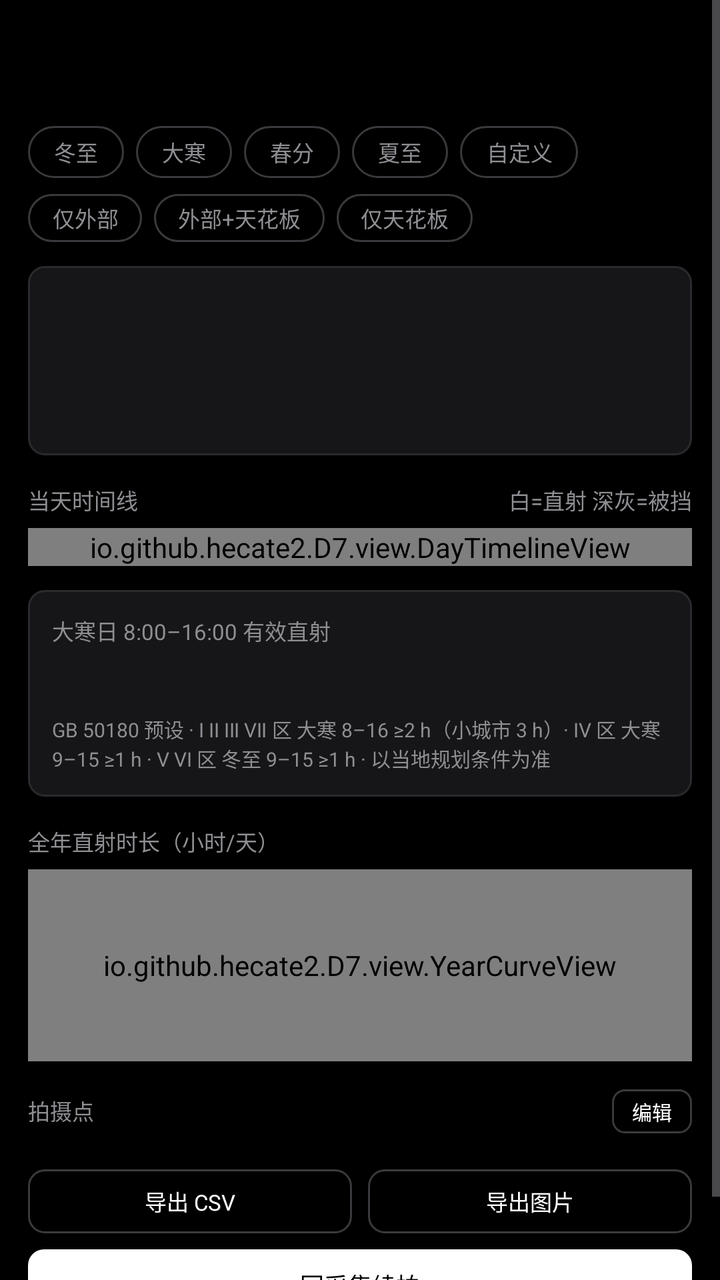
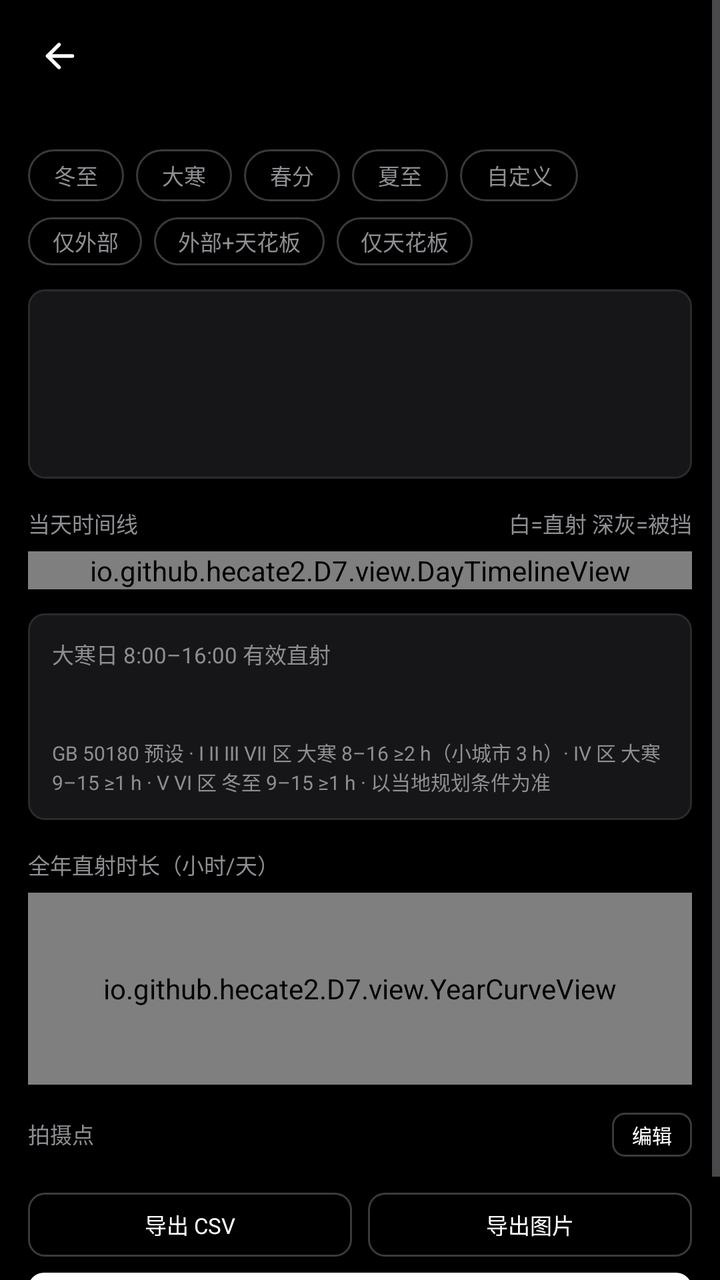

The first picture is an Android layout as it rendered before a commit; the second is the same layout after the commit. The layout source and the unified diff follow.
<!-- AndroidManifest.xml: application theme Theme.D7 -->
<!-- res/layout/activity_result.xml -->
<?xml version="1.0" encoding="utf-8"?>
<ScrollView xmlns:android="http://schemas.android.com/apk/res/android"
    android:layout_width="match_parent"
    android:layout_height="match_parent"
    android:background="@color/ink"
    android:fillViewport="true"
    android:fitsSystemWindows="true">

    <LinearLayout
        android:layout_width="match_parent"
        android:layout_height="wrap_content"
        android:orientation="vertical"
        android:paddingStart="14dp"
        android:paddingTop="12dp"
        android:paddingEnd="14dp"
        android:paddingBottom="24dp">

        <TextView
            android:id="@+id/titleResult"
            android:layout_width="match_parent"
            android:layout_height="wrap_content"
            android:ellipsize="end"
            android:maxLines="1"
            android:textColor="@color/paper"
            android:textSize="15sp"
            android:textStyle="bold" />

        <TextView
            android:id="@+id/resultMeta"
            android:layout_width="match_parent"
            android:layout_height="wrap_content"
            android:layout_marginTop="4dp"
            android:textColor="@color/smoke"
            android:textSize="11sp" />

        

        <HorizontalScrollView
            android:layout_width="match_parent"
            android:layout_height="wrap_content"
            android:layout_marginTop="12dp"
            android:scrollbars="none">

            <LinearLayout
                android:layout_width="wrap_content"
                android:layout_height="wrap_content"
                android:orientation="horizontal">

                <TextView
                    android:id="@+id/pillWinter"
                    style="@style/ResultPill"
                    android:text="@string/result_pill_winter" />

                <TextView
                    android:id="@+id/pillDahan"
                    style="@style/ResultPill"
                    android:text="@string/result_pill_dahan" />

                <TextView
                    android:id="@+id/pillEquinox"
                    style="@style/ResultPill"
                    android:text="@string/result_pill_equinox" />

                <TextView
                    android:id="@+id/pillSummer"
                    style="@style/ResultPill"
                    android:text="@string/result_pill_summer" />

                <TextView
                    android:id="@+id/pillCustom"
                    style="@style/ResultPill"
                    android:text="@string/result_pill_custom" />
            </LinearLayout>
        </HorizontalScrollView>

        <HorizontalScrollView
            android:layout_width="match_parent"
            android:layout_height="wrap_content"
            android:layout_marginTop="8dp"
            android:scrollbars="none">

            <LinearLayout
                android:layout_width="wrap_content"
                android:layout_height="wrap_content"
                android:orientation="horizontal">

                <TextView
                    android:id="@+id/chipExternalOnly"
                    style="@style/ResultChip"
                    android:text="@string/result_mode_external" />

                <TextView
                    android:id="@+id/chipBoth"
                    style="@style/ResultChip"
                    android:text="@string/result_mode_both" />

                <TextView
                    android:id="@+id/chipCeilingOnly"
                    style="@style/ResultChip"
                    android:text="@string/result_mode_ceiling" />
            </LinearLayout>
        </HorizontalScrollView>

        <LinearLayout
            android:layout_width="match_parent"
            android:layout_height="wrap_content"
            android:layout_marginTop="12dp"
            android:background="@drawable/bg_card"
            android:orientation="vertical"
            android:padding="12dp">

            <TextView
                android:id="@+id/mainLabel"
                android:layout_width="match_parent"
                android:layout_height="wrap_content"
                android:textColor="@color/smoke"
                android:textSize="11sp" />

            <LinearLayout
                android:layout_width="match_parent"
                android:layout_height="wrap_content"
                android:layout_marginTop="6dp"
                android:gravity="bottom"
                android:orientation="horizontal">

                <TextView
                    android:id="@+id/mainValue"
                    android:layout_width="wrap_content"
                    android:layout_height="wrap_content"
                    android:textColor="@color/paper"
                    android:textSize="22sp"
                    android:textStyle="bold" />

                <TextView
                    android:id="@+id/gapNote"
                    android:layout_width="wrap_content"
                    android:layout_height="wrap_content"
                    android:layout_marginStart="10dp"
                    android:layout_marginBottom="3dp"
                    android:text="@string/result_gap_note"
                    android:textColor="@color/moon"
                    android:textSize="11sp"
                    android:visibility="gone" />
            </LinearLayout>

            <TextView
                android:id="@+id/sunLine"
                android:layout_width="match_parent"
                android:layout_height="wrap_content"
                android:layout_marginTop="6dp"
                android:textColor="@color/smoke"
                android:textSize="11sp" />

            <TextView
                android:id="@+id/coverageNote"
                android:layout_width="match_parent"
                android:layout_height="wrap_content"
                android:layout_marginTop="6dp"
                android:textSize="11sp"
                android:visibility="gone" />
        </LinearLayout>
        <LinearLayout
            android:layout_width="match_parent"
            android:layout_height="wrap_content"
            android:layout_marginTop="14dp"
            android:orientation="horizontal">

            <TextView
                android:layout_width="0dp"
                android:layout_height="wrap_content"
                android:layout_weight="1"
                android:text="@string/result_timeline"
                android:textColor="@color/smoke"
                android:textSize="11sp" />

            <TextView
                android:layout_width="wrap_content"
                android:layout_height="wrap_content"
                android:text="@string/result_timeline_legend"
                android:textColor="@color/smoke"
                android:textSize="11sp" />
        </LinearLayout>

        <io.github.hecate2.D7.view.DayTimelineView
            android:id="@+id/dayTimeline"
            android:layout_width="match_parent"
            android:layout_height="wrap_content"
            android:layout_marginTop="6dp" />

        <LinearLayout
            android:layout_width="match_parent"
            android:layout_height="wrap_content"
            android:layout_marginTop="12dp"
            android:background="@drawable/bg_card"
            android:orientation="vertical"
            android:padding="12dp">

            <TextView
                android:layout_width="match_parent"
                android:layout_height="wrap_content"
                android:text="@string/result_gb_label"
                android:textColor="@color/smoke"
                android:textSize="11sp" />

            <LinearLayout
                android:layout_width="match_parent"
                android:layout_height="wrap_content"
                android:layout_marginTop="6dp"
                android:gravity="bottom"
                android:orientation="horizontal">

                <TextView
                    android:id="@+id/gbValue"
                    android:layout_width="wrap_content"
                    android:layout_height="wrap_content"
                    android:textColor="@color/paper"
                    android:textSize="16sp"
                    android:textStyle="bold" />
            </LinearLayout>

            <TextView
                android:id="@+id/gbHint"
                android:layout_width="match_parent"
                android:layout_height="wrap_content"
                android:layout_marginTop="6dp"
                android:text="@string/result_gb_hint"
                android:textColor="@color/smoke"
                android:textSize="10sp" />
        </LinearLayout>

        <TextView
            android:layout_width="match_parent"
            android:layout_height="wrap_content"
            android:layout_marginTop="14dp"
            android:text="@string/result_year_label"
            android:textColor="@color/smoke"
            android:textSize="11sp" />

        <io.github.hecate2.D7.view.YearCurveView
            android:id="@+id/yearCurve"
            android:layout_width="match_parent"
            android:layout_height="96dp"
            android:layout_marginTop="6dp" />

        <LinearLayout
            android:layout_width="match_parent"
            android:layout_height="wrap_content"
            android:layout_marginTop="14dp"
            android:orientation="horizontal">

            <TextView
                android:layout_width="0dp"
                android:layout_height="wrap_content"
                android:layout_weight="1"
                android:text="@string/result_points"
                android:textColor="@color/smoke"
                android:textSize="11sp" />

            <TextView
                android:id="@+id/pointsCount"
                android:layout_width="wrap_content"
                android:layout_height="wrap_content"
                android:textColor="@color/smoke"
                android:textSize="11sp" />

            <TextView
                android:id="@+id/editPoints"
                android:layout_width="wrap_content"
                android:layout_height="22dp"
                android:layout_marginStart="10dp"
                android:background="@drawable/bg_button_tiny"
                android:gravity="center"
                android:paddingStart="10dp"
                android:paddingEnd="10dp"
                android:text="@string/result_edit_points"
                android:textColor="@color/paper"
                android:textSize="10sp" />
        </LinearLayout>

        <LinearLayout
            android:id="@+id/pointList"
            android:layout_width="match_parent"
            android:layout_height="wrap_content"
            android:layout_marginTop="4dp"
            android:orientation="vertical" />

        <LinearLayout
            android:layout_width="match_parent"
            android:layout_height="wrap_content"
            android:layout_marginTop="14dp"
            android:orientation="horizontal">

            <TextView
                android:id="@+id/exportCsvButton"
                android:layout_width="0dp"
                android:layout_height="32dp"
                android:layout_weight="1"
                android:background="@drawable/bg_button_outline"
                android:clickable="true"
                android:focusable="true"
                android:gravity="center"
                android:text="@string/result_export_csv"
                android:textColor="@color/paper"
                android:textSize="11sp" />

            <TextView
                android:id="@+id/exportImageButton"
                android:layout_width="0dp"
                android:layout_height="32dp"
                android:layout_marginStart="8dp"
                android:layout_weight="1"
                android:background="@drawable/bg_button_outline"
                android:clickable="true"
                android:focusable="true"
                android:gravity="center"
                android:text="@string/result_export_image"
                android:textColor="@color/paper"
                android:textSize="11sp" />
        </LinearLayout>

        <TextView
            android:id="@+id/captureAgainButton"
            android:layout_width="match_parent"
            android:layout_height="36dp"
            android:layout_marginTop="8dp"
            android:background="@drawable/bg_button_light"
            android:clickable="true"
            android:focusable="true"
            android:gravity="center"
            android:text="@string/result_go_capture"
            android:textColor="@color/ink"
            android:textSize="12sp" />

    </LinearLayout>
</ScrollView>
<!-- resources referenced by this layout -->
<resources>
  <color name="ink">#FF000000</color>
  <color name="moon">#FFCAC2D1</color>
  <color name="paper">#FFFFFFFF</color>
  <color name="smoke">#FF8E8E93</color>
  <!-- drawable bg_button_light (drawable) -->
  <?xml version="1.0" encoding="utf-8"?>
  <shape xmlns:android="http://schemas.android.com/apk/res/android"
      android:shape="rectangle">
      <corners android:radius="8dp" />
      <solid android:color="@color/paper" />
  </shape>
  <!-- drawable bg_button_outline (drawable) -->
  <?xml version="1.0" encoding="utf-8"?>
  <shape xmlns:android="http://schemas.android.com/apk/res/android"
      android:shape="rectangle">
      <corners android:radius="8dp" />
      <stroke
          android:width="1dp"
          android:color="@color/stroke2" />
  </shape>
  <!-- drawable bg_button_tiny (drawable) -->
  <?xml version="1.0" encoding="utf-8"?>
  <shape xmlns:android="http://schemas.android.com/apk/res/android"
      android:shape="rectangle">
      <corners android:radius="6dp" />
      <stroke
          android:width="1dp"
          android:color="@color/stroke2" />
  </shape>
  <!-- drawable bg_card (drawable) -->
  <?xml version="1.0" encoding="utf-8"?>
  <shape xmlns:android="http://schemas.android.com/apk/res/android"
      android:shape="rectangle">
      <corners android:radius="8dp" />
      <solid android:color="@color/card" />
      <stroke
          android:width="1dp"
          android:color="#2A2A2E" />
  </shape>
  <string name="result_edit_points">编辑</string>
  <string name="result_export_csv">导出 CSV</string>
  <string name="result_export_image">导出图片</string>
  <string name="result_gap_note">全部来自空隙</string>
  <string name="result_gb_hint">GB 50180 预设 · Ⅰ Ⅱ Ⅲ Ⅶ 区 大寒 8–16 ≥2 h（小城市 3 h）· Ⅳ 区 大寒 9–15 ≥1 h · Ⅴ Ⅵ 区 冬至 9–15 ≥1 h · 以当地规划条件为准</string>
  <string name="result_gb_label">大寒日 8:00–16:00 有效直射</string>
  <string name="result_go_capture">回采集续拍</string>
  <string name="result_mode_both">外部+天花板</string>
  <string name="result_mode_ceiling">仅天花板</string>
  <string name="result_mode_external">仅外部</string>
  <string name="result_pill_custom">自定义</string>
  <string name="result_pill_dahan">大寒</string>
  <string name="result_pill_equinox">春分</string>
  <string name="result_pill_summer">夏至</string>
  <string name="result_pill_winter">冬至</string>
  <string name="result_points">拍摄点</string>
  <string name="result_timeline">当天时间线</string>
  <string name="result_timeline_legend">白=直射 深灰=被挡</string>
  <string name="result_year_label">全年直射时长（小时/天）</string>
  <color name="stroke2">#FF3A3A3E</color>
  <color name="card">#FF161618</color>
  <!-- drawable bg_pill (drawable) -->
  <?xml version="1.0" encoding="utf-8"?>
  <shape xmlns:android="http://schemas.android.com/apk/res/android"
      android:shape="rectangle">
      <corners android:radius="13dp" />
      <stroke
          android:width="1dp"
          android:color="@color/stroke2" />
  </shape>
  <!-- unchanged entries left out for length: 3 -->
</resources>

<!-- the commit's change to res/layout/activity_result.xml (unified diff, before → after) -->
@@ -15,15 +15,37 @@
         android:paddingEnd="14dp"
         android:paddingBottom="24dp">
 
-        <TextView
-            android:id="@+id/titleResult"
-            android:layout_width="match_parent"
-            android:layout_height="wrap_content"
-            android:ellipsize="end"
-            android:maxLines="1"
-            android:textColor="@color/paper"
-            android:textSize="15sp"
-            android:textStyle="bold" />
+        
+        <LinearLayout
+            android:layout_width="match_parent"
+            android:layout_height="wrap_content"
+            android:gravity="center_vertical"
+            android:orientation="horizontal">
+
+            <ImageView
+                android:id="@+id/backButton"
+                android:layout_width="32dp"
+                android:layout_height="32dp"
+                android:layout_marginEnd="4dp"
+                android:background="?android:attr/selectableItemBackgroundBorderless"
+                android:clickable="true"
+                android:contentDescription="@string/back"
+                android:focusable="true"
+                android:padding="6dp"
+                android:scaleType="fitCenter"
+                android:src="@drawable/ic_back" />
+
+            <TextView
+                android:id="@+id/titleResult"
+                android:layout_width="0dp"
+                android:layout_height="wrap_content"
+                android:layout_weight="1"
+                android:ellipsize="end"
+                android:maxLines="1"
+                android:textColor="@color/paper"
+                android:textSize="15sp"
+                android:textStyle="bold" />
+        </LinearLayout>
 
         <TextView
             android:id="@+id/resultMeta"
<!-- resource entries referenced after the edit -->
@@ -39,6 +39,29 @@
           android:width="1dp"
           android:color="#2A2A2E" />
   </shape>
+  <!-- drawable ic_back (drawable) -->
+  <?xml version="1.0" encoding="utf-8"?>
+  <vector xmlns:android="http://schemas.android.com/apk/res/android"
+      android:width="24dp"
+      android:height="24dp"
+      android:tint="@color/paper"
+      android:viewportWidth="24"
+      android:viewportHeight="24">
+  
+      <path
+          android:pathData="M4.6,12 L19.4,12"
+          android:strokeColor="@color/paper"
+          android:strokeLineCap="round"
+          android:strokeWidth="2.2" />
+  
+      <path
+          android:pathData="M11.4,5.2 L4.6,12 L11.4,18.8"
+          android:strokeColor="@color/paper"
+          android:strokeLineCap="round"
+          android:strokeLineJoin="round"
+          android:strokeWidth="2.2" />
+  </vector>
+  <string name="back">返回</string>
   <string name="result_edit_points">编辑</string>
   <string name="result_export_csv">导出 CSV</string>
   <string name="result_export_image">导出图片</string>
